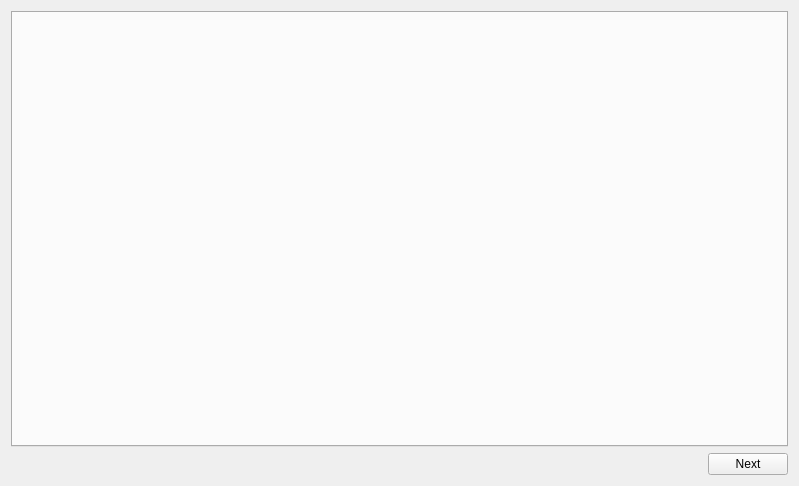
Above: src/client/widget.ui from elvisxiaozhi/Auto-Fetch-News-System before the change. Below: the same form after it.
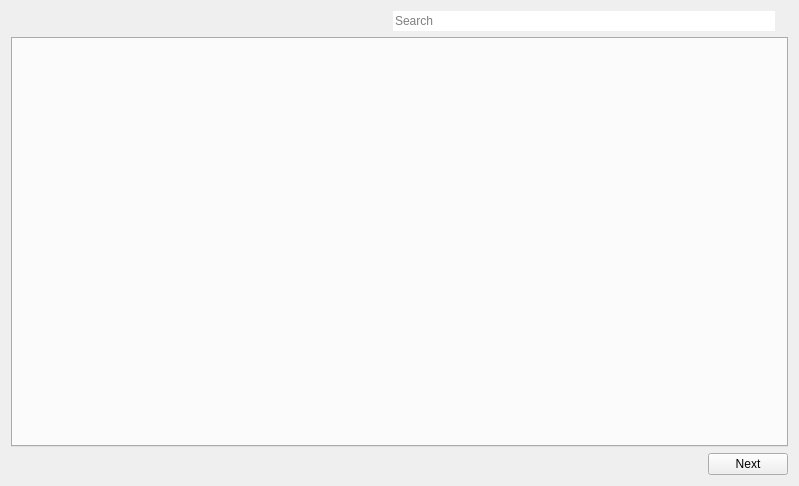
That is the form after the change. Icons and pictures are not drawn.

Commit message: add search widget

Patch:
```diff
--- a/src/client/widget.ui
+++ b/src/client/widget.ui
@@ -20,12 +20,49 @@
    <string>Widget</string>
   </property>
   <layout class="QVBoxLayout" name="verticalLayout">
-   <item>
-    <widget class="QTabWidget" name="tabWidget"/>
-   </item>
    <item>
     <layout class="QHBoxLayout" name="horizontalLayout">
      <item>
+      <spacer name="horizontalSpacer_2">
+       <property name="orientation">
+        <enum>Qt::Horizontal</enum>
+       </property>
+       <property name="sizeHint" stdset="0">
+        <size>
+         <width>40</width>
+         <height>20</height>
+        </size>
+       </property>
+      </spacer>
+     </item>
+     <item>
+      <widget class="QLineEdit" name="lineEdit">
+       <property name="frame">
+        <bool>false</bool>
+       </property>
+       <property name="placeholderText">
+        <string>Search</string>
+       </property>
+      </widget>
+     </item>
+     <item>
+      <widget class="QLabel" name="label">
+       <property name="text">
+        <string/>
+       </property>
+       <property name="pixmap">
+        <pixmap resource="../icon/icons.qrc">:/icons/search.png</pixmap>
+       </property>
+      </widget>
+     </item>
+    </layout>
+   </item>
+   <item>
+    <widget class="QTabWidget" name="tabWidget"/>
+   </item>
+   <item>
+    <layout class="QHBoxLayout" name="horizontalLayout_2">
+     <item>
       <spacer name="horizontalSpacer">
        <property name="orientation">
         <enum>Qt::Horizontal</enum>
```
Left out of the diff: 4 changed lines with no effect on the pictures. The commit also changes 2 other files.
